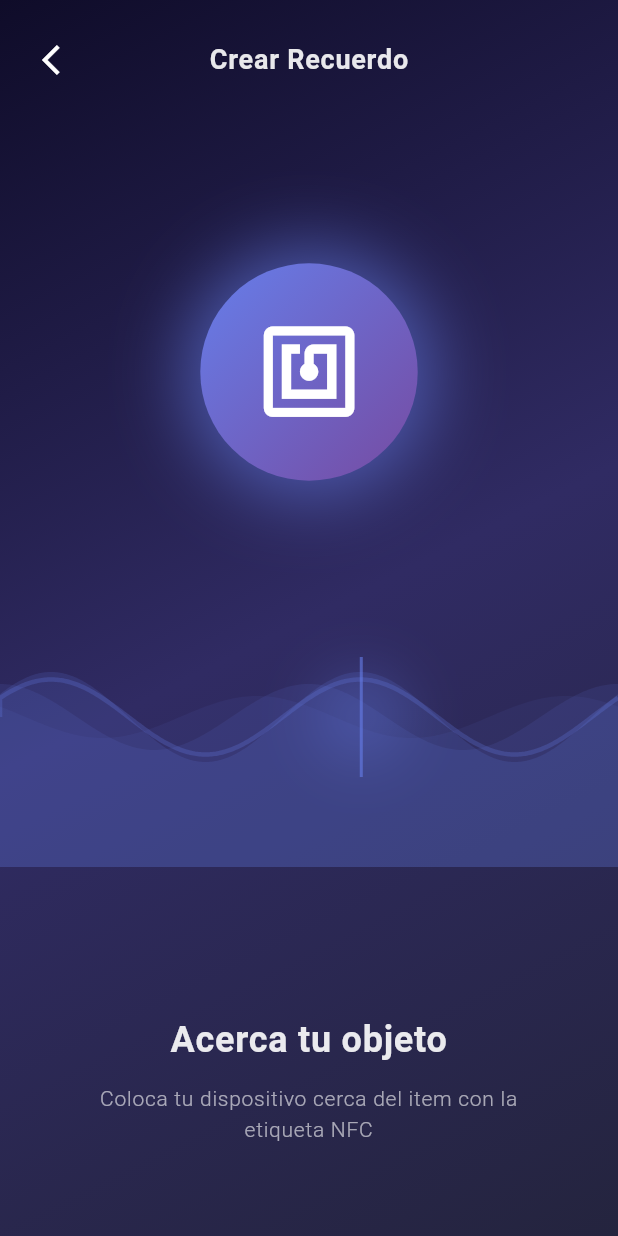
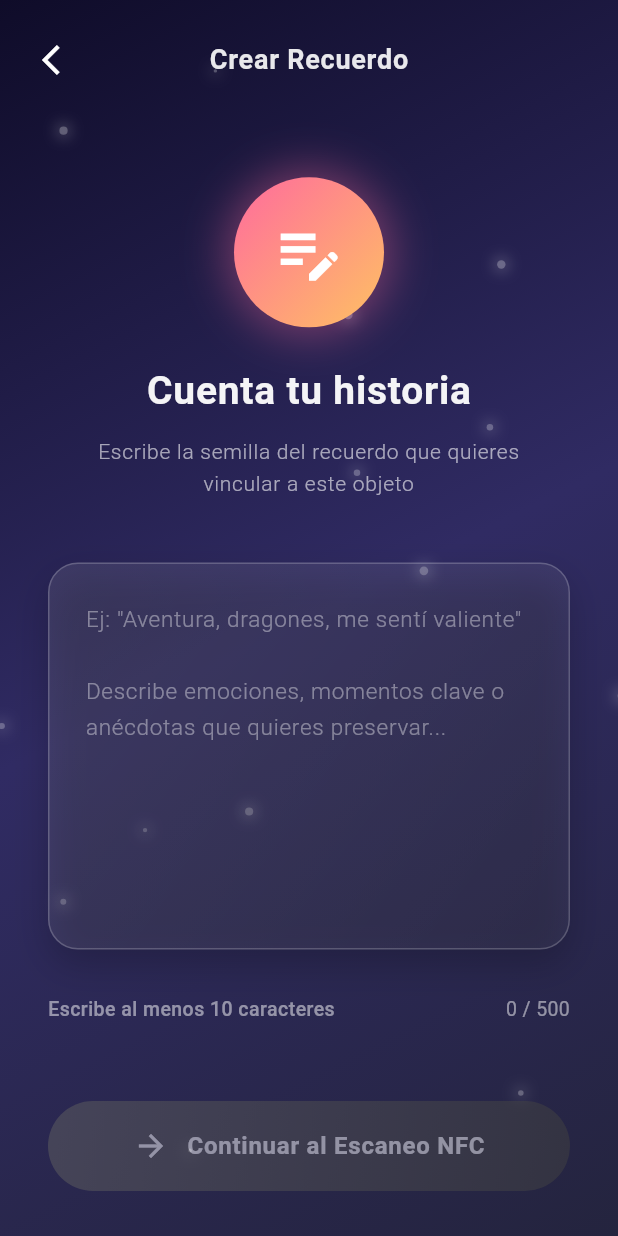
Before and after one commit to meulencv/item2art, a Flutter app: the screen it shows after launch, after a tap on "Crear Recuerdo", on a phone screen of 412 x 824 dp. Run offline on Flutter 3.47's test engine with Material 3 defaults, Android fonts, the phone set to English and light mode, and no system bars; missing offline and left inert: nfc_manager; Roboto replaces fonts that are missing (SF Pro Display).

Commit message:
Agregar funcionalidad para crear y guardar recuerdos con soporte NFC, incluyendo la implementación de las pantallas de creación y escaneo de NFC, así como el servicio de memoria.

```diff
--- /dev/null
+++ b/lib/screens/create_memory_screen.dart
@@ -0,0 +1,403 @@
+import 'package:flutter/material.dart';
+import 'dart:math' as math;
+import 'nfc_scan_screen.dart';
+
+class CreateMemoryScreen extends StatefulWidget {
+  const CreateMemoryScreen({super.key});
+
+  @override
+  State<CreateMemoryScreen> createState() => _CreateMemoryScreenState();
+}
+
+class _CreateMemoryScreenState extends State<CreateMemoryScreen>
+    with TickerProviderStateMixin {
+  final TextEditingController _storyController = TextEditingController();
+  final FocusNode _focusNode = FocusNode();
+
+  late AnimationController _fadeController;
+  late AnimationController _floatController;
+  late Animation<double> _fadeAnimation;
+  late Animation<double> _floatAnimation;
+
+  bool _canContinue = false;
+
+  @override
+  void initState() {
+    super.initState();
+
+    _fadeController = AnimationController(
+      duration: const Duration(milliseconds: 1000),
+      vsync: this,
+    );
+
+    _floatController = AnimationController(
+      duration: const Duration(seconds: 3),
+      vsync: this,
+    )..repeat(reverse: true);
+
+    _fadeAnimation = CurvedAnimation(
+      parent: _fadeController,
+      curve: Curves.easeIn,
+    );
+
+    _floatAnimation = Tween<double>(begin: -8, end: 8).animate(
+      CurvedAnimation(parent: _floatController, curve: Curves.easeInOut),
+    );
+
+    _fadeController.forward();
+
+    _storyController.addListener(() {
+      setState(() {
+        _canContinue = _storyController.text.trim().length > 10;
+      });
+    });
+  }
+
+  @override
+  void dispose() {
+    _storyController.dispose();
+    _focusNode.dispose();
+    _fadeController.dispose();
+    _floatController.dispose();
+    super.dispose();
+  }
+
+  void _continueToNFC() {
+    if (_canContinue) {
+      Navigator.push(
+        context,
+        MaterialPageRoute(
+          builder: (context) =>
+              NFCScanScreen(memoryStory: _storyController.text.trim()),
+        ),
+      );
+    }
+  }
+
+  @override
+  Widget build(BuildContext context) {
+    final size = MediaQuery.of(context).size;
+
+    return Scaffold(
+      body: Container(
+        width: double.infinity,
+        height: double.infinity,
+        decoration: BoxDecoration(
+          gradient: LinearGradient(
+            begin: Alignment.topLeft,
+            end: Alignment.bottomRight,
+            colors: [
+              const Color(0xFF0f0c29),
+              const Color(0xFF302b63),
+              const Color(0xFF24243e),
+            ],
+          ),
+        ),
+        child: Stack(
+          children: [
+            // Animated background particles
+            ...List.generate(
+              15,
+              (index) => _buildFloatingParticle(index, size),
+            ),
+
+            // Main content
+            SafeArea(
+              child: FadeTransition(
+                opacity: _fadeAnimation,
+                child: Column(
+                  children: [
+                    _buildHeader(),
+                    Expanded(
+                      child: SingleChildScrollView(
+                        padding: const EdgeInsets.symmetric(horizontal: 32),
+                        child: Column(
+                          children: [
+                            const SizedBox(height: 40),
+                            _buildIconHeader(),
+                            const SizedBox(height: 40),
+                            _buildStoryInput(),
+                            const SizedBox(height: 30),
+                            _buildCharacterCount(),
+                            const SizedBox(height: 40),
+                          ],
+                        ),
+                      ),
+                    ),
+                    _buildContinueButton(),
+                    const SizedBox(height: 30),
+                  ],
+                ),
+              ),
+            ),
+          ],
+        ),
+      ),
+    );
+  }
+
+  Widget _buildFloatingParticle(int index, Size size) {
+    final random = math.Random(index);
+    final left = random.nextDouble() * size.width;
+    final top = random.nextDouble() * size.height;
+    final particleSize = random.nextDouble() * 4 + 2;
+
+    return Positioned(
+      left: left,
+      top: top,
+      child: AnimatedBuilder(
+        animation: _floatAnimation,
+        builder: (context, child) {
+          return Transform.translate(
+            offset: Offset(
+              math.sin(_floatAnimation.value + index) * 15,
+              _floatAnimation.value,
+            ),
+            child: Container(
+              width: particleSize,
+              height: particleSize,
+              decoration: BoxDecoration(
+                shape: BoxShape.circle,
+                color: Colors.white.withOpacity(0.25),
+                boxShadow: [
+                  BoxShadow(
+                    color: Colors.white.withOpacity(0.4),
+                    blurRadius: 8,
+                    spreadRadius: 1,
+                  ),
+                ],
+              ),
+            ),
+          );
+        },
+      ),
+    );
+  }
+
+  Widget _buildHeader() {
+    return Padding(
+      padding: const EdgeInsets.all(16.0),
+      child: Row(
+        children: [
+          IconButton(
+            icon: const Icon(Icons.arrow_back_ios, color: Colors.white),
+            onPressed: () => Navigator.pop(context),
+          ),
+          const Spacer(),
+          Text(
+            'Crear Recuerdo',
+            style: TextStyle(
+              color: Colors.white.withOpacity(0.9),
+              fontSize: 18,
+              fontWeight: FontWeight.w600,
+              letterSpacing: 0.5,
+            ),
+          ),
+          const Spacer(),
+          const SizedBox(width: 48),
+        ],
+      ),
+    );
+  }
+
+  Widget _buildIconHeader() {
+    return AnimatedBuilder(
+      animation: _floatAnimation,
+      builder: (context, child) {
+        return Transform.translate(
+          offset: Offset(0, _floatAnimation.value * 0.5),
+          child: Column(
+            children: [
+              Container(
+                width: 100,
+                height: 100,
+                decoration: BoxDecoration(
+                  shape: BoxShape.circle,
+                  gradient: LinearGradient(
+                    begin: Alignment.topLeft,
+                    end: Alignment.bottomRight,
+                    colors: [const Color(0xFFFF6B9D), const Color(0xFFFEC163)],
+                  ),
+                  boxShadow: [
+                    BoxShadow(
+                      color: const Color(0xFFFF6B9D).withOpacity(0.4),
+                      blurRadius: 25,
+                      spreadRadius: 5,
+                    ),
+                  ],
+                ),
+                child: const Icon(
+                  Icons.edit_note,
+                  size: 50,
+                  color: Colors.white,
+                ),
+              ),
+              const SizedBox(height: 24),
+              Text(
+                'Cuenta tu historia',
+                style: TextStyle(
+                  fontSize: 26,
+                  fontWeight: FontWeight.bold,
+                  color: Colors.white.withOpacity(0.95),
+                  letterSpacing: 0.5,
+                ),
+              ),
+              const SizedBox(height: 12),
+              Padding(
+                padding: const EdgeInsets.symmetric(horizontal: 16),
+                child: Text(
+                  'Escribe la semilla del recuerdo que quieres vincular a este objeto',
+                  textAlign: TextAlign.center,
+                  style: TextStyle(
+                    fontSize: 14,
+                    color: Colors.white.withOpacity(0.6),
+                    fontWeight: FontWeight.w300,
+                    letterSpacing: 0.5,
+                    height: 1.5,
+                  ),
+                ),
+              ),
+            ],
+          ),
+        );
+      },
+    );
+  }
+
+  Widget _buildStoryInput() {
+    return Container(
+      decoration: BoxDecoration(
+        borderRadius: BorderRadius.circular(20),
+        gradient: LinearGradient(
+          begin: Alignment.topLeft,
+          end: Alignment.bottomRight,
+          colors: [
+            Colors.white.withOpacity(0.1),
+            Colors.white.withOpacity(0.05),
+          ],
+        ),
+        border: Border.all(color: Colors.white.withOpacity(0.2), width: 1),
+        boxShadow: [
+          BoxShadow(
+            color: Colors.black.withOpacity(0.2),
+            blurRadius: 20,
+            offset: const Offset(0, 10),
+          ),
+        ],
+      ),
+      child: TextField(
+        controller: _storyController,
+        focusNode: _focusNode,
+        maxLines: 8,
+        maxLength: 500,
+        style: const TextStyle(
+          color: Colors.white,
+          fontSize: 16,
+          fontWeight: FontWeight.w400,
+          height: 1.6,
+        ),
+        decoration: InputDecoration(
+          hintText:
+              'Ej: "Aventura, dragones, me sentí valiente"\n\n'
+              'Describe emociones, momentos clave o anécdotas que quieres preservar...',
+          hintStyle: TextStyle(
+            color: Colors.white.withOpacity(0.4),
+            fontSize: 15,
+            fontWeight: FontWeight.w300,
+          ),
+          border: InputBorder.none,
+          contentPadding: const EdgeInsets.all(24),
+          counterText: '',
+        ),
+      ),
+    );
+  }
+
+  Widget _buildCharacterCount() {
+    final count = _storyController.text.length;
+    final color = count > 10
+        ? const Color(0xFF38EF7D)
+        : Colors.white.withOpacity(0.5);
+
+    return Row(
+      mainAxisAlignment: MainAxisAlignment.spaceBetween,
+      children: [
+        Text(
+          count > 10 ? '✓ Mínimo alcanzado' : 'Escribe al menos 10 caracteres',
+          style: TextStyle(
+            color: color,
+            fontSize: 13,
+            fontWeight: FontWeight.w500,
+            letterSpacing: 0.3,
+          ),
+        ),
+        Text(
+          '$count / 500',
+          style: TextStyle(
+            color: Colors.white.withOpacity(0.5),
+            fontSize: 13,
+            fontWeight: FontWeight.w400,
+          ),
+        ),
+      ],
+    );
+  }
+
+  Widget _buildContinueButton() {
+    return Padding(
+      padding: const EdgeInsets.symmetric(horizontal: 32),
+      child: AnimatedOpacity(
+        opacity: _canContinue ? 1.0 : 0.5,
+        duration: const Duration(milliseconds: 300),
+        child: Material(
+          color: Colors.transparent,
+          child: InkWell(
+            onTap: _canContinue ? _continueToNFC : null,
+            borderRadius: BorderRadius.circular(30),
+            child: Container(
+              width: double.infinity,
+              padding: const EdgeInsets.symmetric(vertical: 18, horizontal: 32),
+              decoration: BoxDecoration(
+                gradient: LinearGradient(
+                  colors: _canContinue
+                      ? [const Color(0xFF667EEA), const Color(0xFF764BA2)]
+                      : [Colors.grey.shade700, Colors.grey.shade800],
+                ),
+                borderRadius: BorderRadius.circular(30),
+                boxShadow: _canContinue
+                    ? [
+                        BoxShadow(
+                          color: const Color(0xFF667EEA).withOpacity(0.4),
+                          blurRadius: 20,
+                          offset: const Offset(0, 10),
+                        ),
+                      ]
+                    : [],
+              ),
+              child: Row(
+                mainAxisAlignment: MainAxisAlignment.center,
+                children: [
+                  const Icon(
+                    Icons.arrow_forward,
+                    color: Colors.white,
+                    size: 24,
+                  ),
+                  const SizedBox(width: 12),
+                  Text(
+                    'Continuar al Escaneo NFC',
+                    style: const TextStyle(
+                      color: Colors.white,
+                      fontSize: 16,
+                      fontWeight: FontWeight.w600,
+                      letterSpacing: 0.5,
+                    ),
+                  ),
+                ],
+              ),
+            ),
+          ),
+        ),
+      ),
+    );
+  }
+}
--- a/lib/screens/home_screen.dart
+++ b/lib/screens/home_screen.dart
@@ -1,6 +1,6 @@
 import 'package:flutter/material.dart';
 import 'dart:math' as math;
-import 'nfc_scan_screen.dart';
+import 'create_memory_screen.dart';
 
 class HomeScreen extends StatefulWidget {
   const HomeScreen({super.key});
@@ -251,7 +251,9 @@ class _HomeScreenState extends State<HomeScreen> with TickerProviderStateMixin {
             onTap: () {
               Navigator.push(
                 context,
-                MaterialPageRoute(builder: (context) => const NFCScanScreen()),
+                MaterialPageRoute(
+                  builder: (context) => const CreateMemoryScreen(),
+                ),
               );
             },
           ),
--- a/pubspec.yaml
+++ b/pubspec.yaml
@@ -34,6 +34,9 @@ dependencies:
   # The following adds the Cupertino Icons font to your application.
   # Use with the CupertinoIcons class for iOS style icons.
   cupertino_icons: ^1.0.8
+
+  # NFC Manager para lectura/escritura de tags NFC
+  nfc_manager: ^4.0.2
 
 dev_dependencies:
   flutter_test:
```
Also changed, not shown: lib/models/memory.dart (added, +31 -0 lines), lib/screens/nfc_scan_screen.dart (+135 -9 lines), lib/services/memory_service.dart (added, +50 -0 lines), pubspec.lock.
